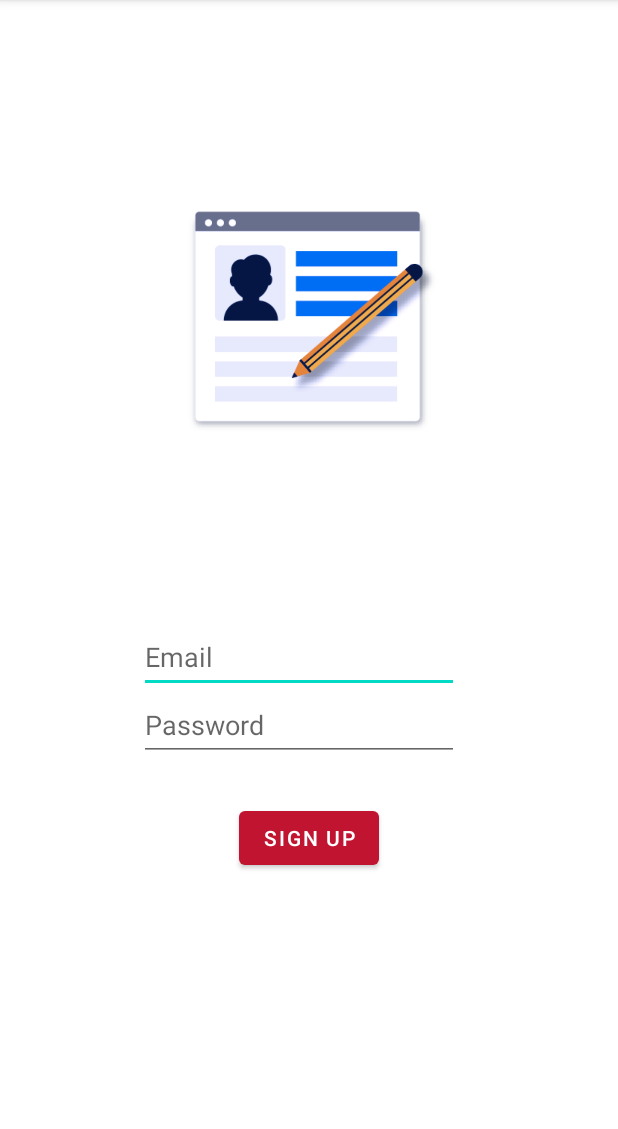
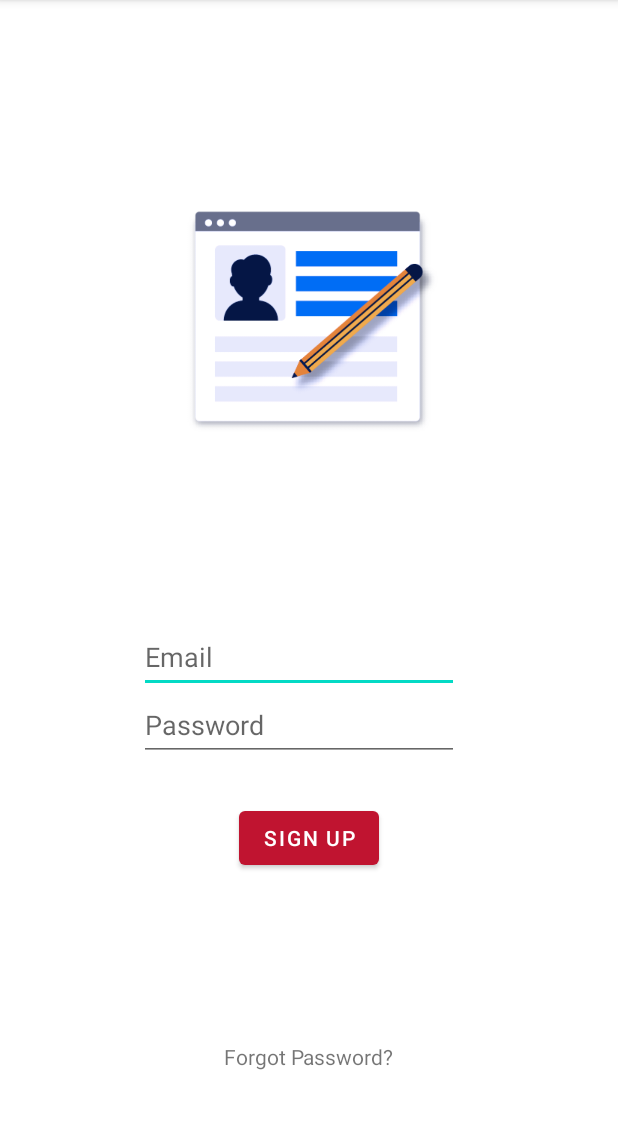
Before and after one commit to letz0703/icanmart-android, an Android app: the Signup screen opened directly, with no data from a screen before it, on a phone screen of 412 x 824 dp, the part 84-1213 px from its top. Run offline under Robolectric (Android 15) with nearby library versions, the phone set to English and light mode, and no system bars; our stand-ins replace Firebase (no records; nobody signed in at launch, a user with empty details on screens opened directly), Picasso.

Commit message:
reset password

```diff
--- a/app/src/main/java/com/letz/icanmart/MainActivity.java
+++ b/app/src/main/java/com/letz/icanmart/MainActivity.java
@@ -6,6 +6,7 @@ import android.content.Intent;
 import android.os.Bundle;
 import android.view.View;
 import android.widget.Button;
+import android.widget.TextView;
 
 public class MainActivity extends AppCompatActivity {
 
@@ -13,6 +14,7 @@ public class MainActivity extends AppCompatActivity {
     Button barcode;
     Button todo;
     Button signup;
+    TextView resetLink;
 
     @Override
     protected void onCreate(Bundle savedInstanceState) {
@@ -28,6 +30,7 @@ public class MainActivity extends AppCompatActivity {
             Intent igoSignup = new Intent(MainActivity.this,Signup.class);
             startActivity(igoSignup);
         });
+
 
         todo.setOnClickListener(new View.OnClickListener() {
             @Override
--- a/app/src/main/java/com/letz/icanmart/Signup.java
+++ b/app/src/main/java/com/letz/icanmart/Signup.java
@@ -17,6 +17,7 @@ import android.widget.Button;
 import android.widget.EditText;
 import android.widget.ImageView;
 import android.widget.ProgressBar;
+import android.widget.TextView;
 import android.widget.Toast;
 
 import com.google.android.gms.auth.api.signin.GoogleSignInAccount;
@@ -45,6 +46,7 @@ public class Signup extends AppCompatActivity
     Button btnSignup;
     ProgressBar progressBar;
     boolean imageControl = false;
+    TextView forgotLink;
 
 
     FirebaseAuth auth;
@@ -81,12 +83,19 @@ public class Signup extends AppCompatActivity
 
         progressBar.setVisibility(View.INVISIBLE);
 
+        forgotLink = findViewById(R.id.tvForgot_Signup);
+
         btnSignup.setOnClickListener(v -> {
             btnSignup.setClickable(false);
             String userEmail = email.getText().toString();
             String userPassword = password.getText().toString();
             signup(userEmail, userPassword);
             finish();
+        });
+
+        forgotLink.setOnClickListener(v -> {
+            Intent iForgot = new Intent(Signup.this,Forgot.class);
+            startActivity(iForgot);
         });
     }
 
--- a/app/src/main/res/layout/activity_signup.xml
+++ b/app/src/main/res/layout/activity_signup.xml
@@ -4,8 +4,7 @@
         xmlns:app="http://schemas.android.com/apk/res-auto"
         android:layout_width="match_parent"
         android:layout_height="match_parent"
-        tools:context=".Signup"
-        >
+        tools:context=".Signup">
 
     <ImageView
             android:layout_width="200dp"
@@ -70,4 +69,15 @@
             app:layout_constraintEnd_toEndOf="parent"
             app:layout_constraintTop_toBottomOf="@+id/btnSignUp_Signup"
             app:layout_constraintVertical_bias="1.0" />
+
+    <TextView
+            android:text="Forgot Password?"
+            android:layout_width="wrap_content"
+            android:layout_height="wrap_content"
+            android:id="@+id/tvForgot_Signup"
+            app:layout_constraintTop_toBottomOf="@+id/btnSignUp_Signup"
+            android:layout_marginTop="112dp"
+            app:layout_constraintStart_toStartOf="parent"
+            app:layout_constraintHorizontal_bias="0.5"
+            app:layout_constraintEnd_toEndOf="parent" />
 </androidx.constraintlayout.widget.ConstraintLayout>
--- a/build.gradle
+++ b/build.gradle
@@ -6,7 +6,6 @@ buildscript {
     }
     dependencies {
         classpath "com.android.tools.build:gradle:7.0.2"
-        classpath 'com.google.gms:google-services:4.3.10'
 
 
         // NOTE: Do not place your application dependencies here; they belong
```
Also changed, not shown: app/src/main/AndroidManifest.xml (+8 -4 lines), app/src/main/java/com/letz/icanmart/Forgot.java (added, +39 -0 lines), app/src/main/res/layout/activity_forgot.xml (added, +32 -0 lines).
